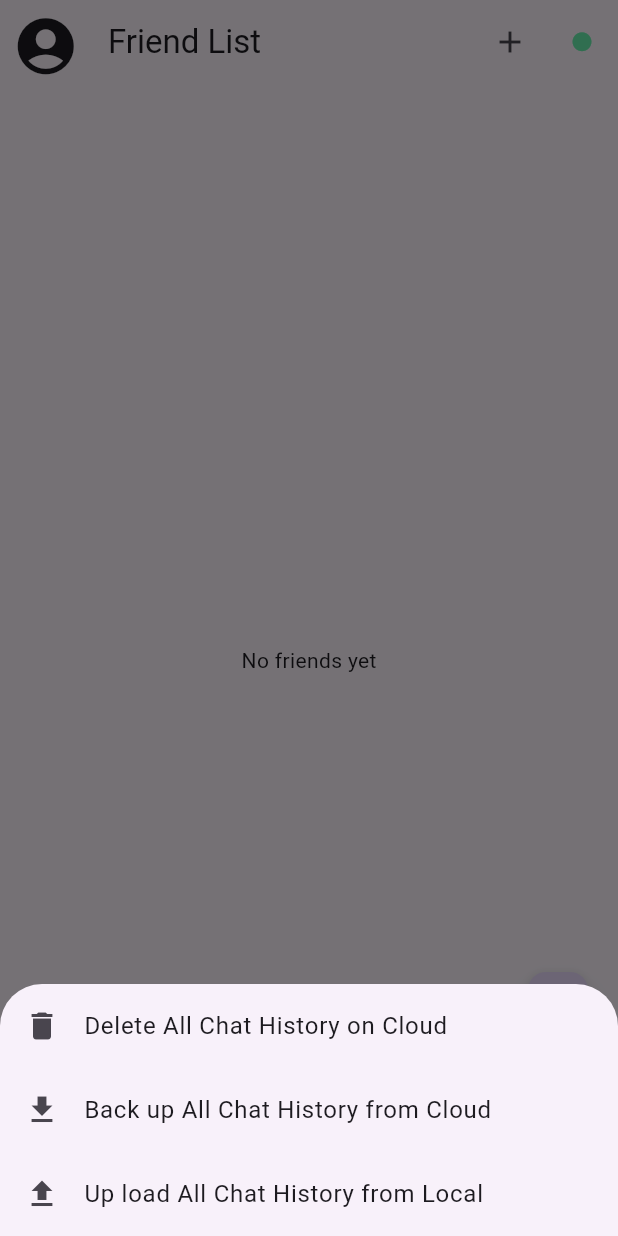
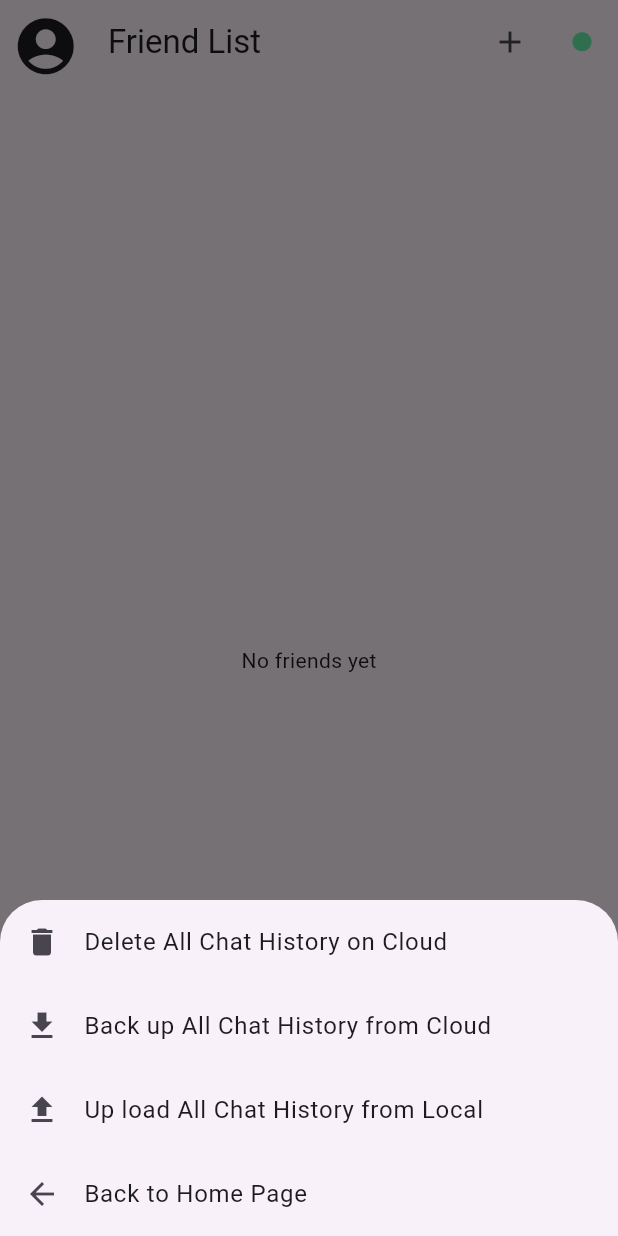
Before and after one commit to CSCI4100U/mobile-group-project-2023-sitrus, a Flutter app: the FriendListPage screen opened directly, after a tap on the "settings" icon, on a phone screen of 412 x 824 dp. Run offline on Flutter 3.47's test engine with Material 2 defaults, Android fonts, the phone set to English and light mode, and no system bars; our stand-ins replace cloud_firestore, firebase_auth, firebase_core, flutter_local_notifications, go_router, google_fonts and 2 more; missing offline and left inert: firebase_ui_auth; accounts and stored records are empty.

Commit message:
Integration of friendList with the homepage
As well as the addition of some of the required functionality

```diff
--- a/student_helper_app/lib/models/friend_list/friend_list_main.dart
+++ b/student_helper_app/lib/models/friend_list/friend_list_main.dart
@@ -1,7 +1,7 @@
 import 'package:flutter/cupertino.dart';
 import 'package:flutter/material.dart';
 import 'package:firebase_auth/firebase_auth.dart';
-import 'package:firebase_core/firebase_core.dart';
+// import 'package:firebase_core/firebase_core.dart';
 import 'package:flutter_local_notifications/flutter_local_notifications.dart';
 import '../../firebase_options.dart';
 import 'friend_login_page.dart';
@@ -10,7 +10,7 @@ import 'friends_list_home_page.dart';
 Future<void> main() async {
   // Ensure that Firebase is initialized before the app starts
   WidgetsFlutterBinding.ensureInitialized();
-  await Firebase.initializeApp(options: DefaultFirebaseOptions.currentPlatform);
+  // await Firebase.initializeApp(options: DefaultFirebaseOptions.currentPlatform);
 
   // Create a local notifications plugin instance
   FlutterLocalNotificationsPlugin flutterLocalNotificationsPlugin = FlutterLocalNotificationsPlugin();
--- a/student_helper_app/lib/models/friend_list/friends_list_home_page.dart
+++ b/student_helper_app/lib/models/friend_list/friends_list_home_page.dart
@@ -2,6 +2,7 @@ import 'package:flutter/foundation.dart';
 import 'package:flutter/material.dart';
 import 'package:cloud_firestore/cloud_firestore.dart';
 import 'package:firebase_auth/firebase_auth.dart';
+import '../../pages/home_page.dart';
 import 'appuser.dart';
 import 'message.dart';
 import 'local_storage.dart';
@@ -182,6 +183,17 @@ class _FriendListPageState extends State<FriendListPage> {
                 // load logic
                 Navigator.pop(context);
                 uploadLocalBackupToCloud();
+              },
+            ),
+            ListTile(
+              leading: const Icon(Icons.arrow_back),
+              title: const Text('Back to Home Page'),
+              onTap: () {
+                // This will cause the homepage AppBar not to be displayed WAIT FOR FIX
+                Navigator.push(
+                  context,
+                  MaterialPageRoute(builder: (context) => HomePage()), // Go to the home page
+                );
               },
             ),
           ],
```
Also changed, not shown: student_helper_app/lib/models/friend_list/friend_login_page.dart (+6 -1 lines), student_helper_app/lib/pages/home_page.dart (+15 -2 lines).
